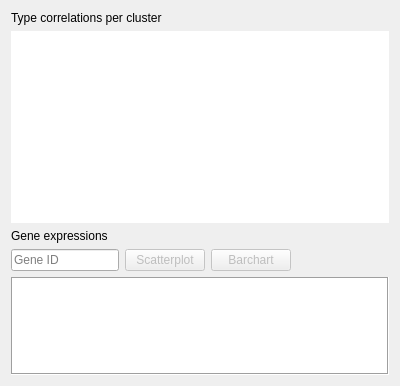
This is TabWidget.ui in KaikiasVind/CellBadger as Qt 5 draws it before an edit. The edited form follows.
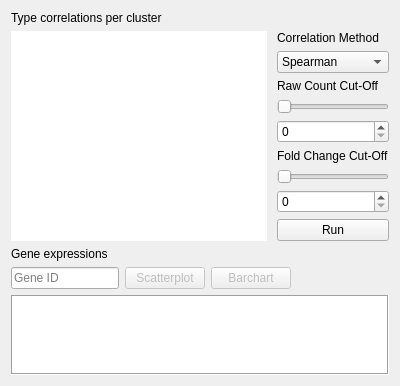
This is the edited form.

Commit message:
Started to implement the options panel for the correlation.
There is now a panel beside the original correlation table where the user is presented with options for the correlation.

Diff of the .ui file:
```diff
--- a/TabWidget.ui
+++ b/TabWidget.ui
@@ -22,6 +22,8 @@
     </widget>
    </item>
    <item>
+    <layout class="QHBoxLayout" name="horizontalLayoutCorrelations">
+     <item>
     <widget class="QTableWidget" name="tableWidgetTypeCorrelations">
      <property name="sizePolicy">
       <sizepolicy hsizetype="Minimum" vsizetype="Minimum">
@@ -87,6 +89,87 @@
       <bool>false</bool>
      </attribute>
     </widget>
+     </item>
+     <item>
+      <spacer name="horizontalSpacer">
+       <property name="orientation">
+        <enum>Qt::Horizontal</enum>
+       </property>
+       <property name="sizeHint" stdset="0">
+        <size>
+         <width>40</width>
+         <height>20</height>
+        </size>
+       </property>
+      </spacer>
+     </item>
+     <item>
+      <layout class="QGridLayout" name="gridLayout">
+       <item row="0" column="0">
+        <widget class="QLabel" name="labelCorrelationOptionsMethod">
+         <property name="text">
+          <string>Correlation Method</string>
+         </property>
+        </widget>
+       </item>
+       <item row="8" column="0">
+        <widget class="QPushButton" name="pushButtonCorrelationOptionsRun">
+         <property name="text">
+          <string>Run</string>
+         </property>
+        </widget>
+       </item>
+       <item row="4" column="0">
+        <widget class="QSpinBox" name="spinBoxCorrelationOptionsRawCountCutOff"/>
+       </item>
+       <item row="5" column="0">
+        <widget class="QLabel" name="labelCorrelationOptionsFoldChangeCutOff">
+         <property name="text">
+          <string>Fold Change Cut-Off</string>
+         </property>
+        </widget>
+       </item>
+       <item row="1" column="0">
+        <widget class="QComboBox" name="comboBoxCorrelationOptionsMethod">
+         <item>
+          <property name="text">
+           <string>Spearman</string>
+          </property>
+         </item>
+         <item>
+          <property name="text">
+           <string>Pearson</string>
+          </property>
+         </item>
+        </widget>
+       </item>
+       <item row="2" column="0">
+        <widget class="QLabel" name="labelCorrelationOptionsRawCountCutOff">
+         <property name="text">
+          <string>Raw Count Cut-Off</string>
+         </property>
+        </widget>
+       </item>
+       <item row="7" column="0">
+        <widget class="QSpinBox" name="spinBoxCorrelationOptionsFoldChangeCutOff"/>
+       </item>
+       <item row="6" column="0">
+        <widget class="QSlider" name="horizontalSlider">
+         <property name="orientation">
+          <enum>Qt::Horizontal</enum>
+         </property>
+        </widget>
+       </item>
+       <item row="3" column="0">
+        <widget class="QSlider" name="horizontalSlider_2">
+         <property name="orientation">
+          <enum>Qt::Horizontal</enum>
+         </property>
+        </widget>
+       </item>
+      </layout>
+     </item>
+    </layout>
    </item>
    <item>
     <widget class="QLabel" name="labelGeneExpressions">
```
Lines whose indentation alone changed are shown as unchanged.
